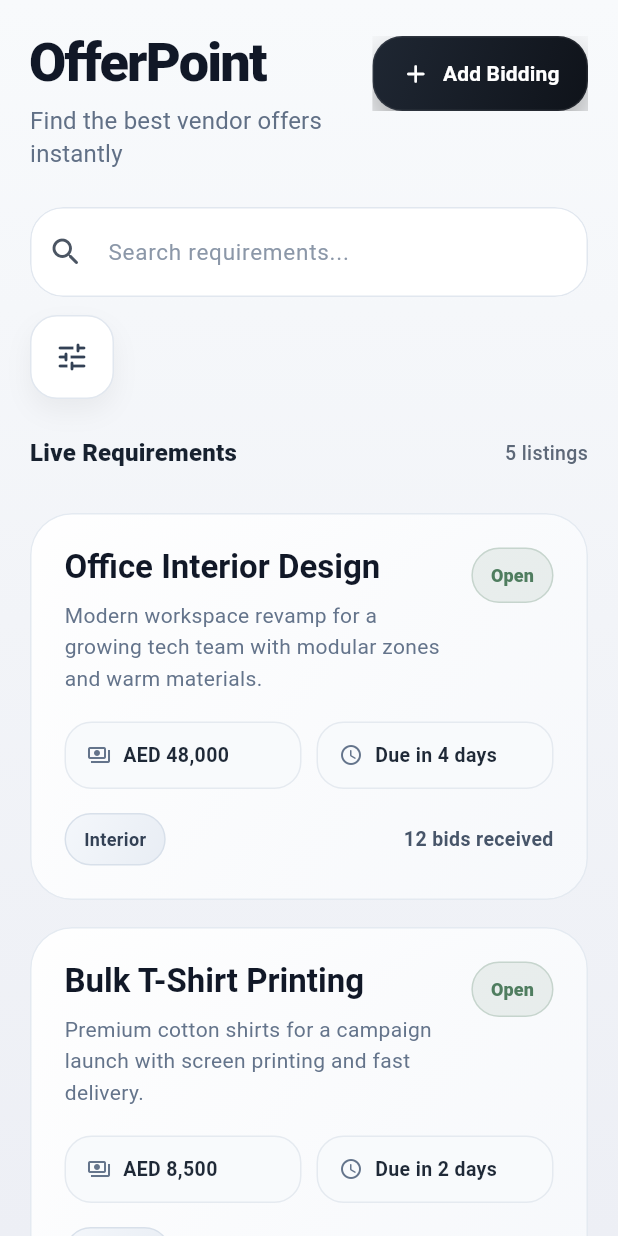
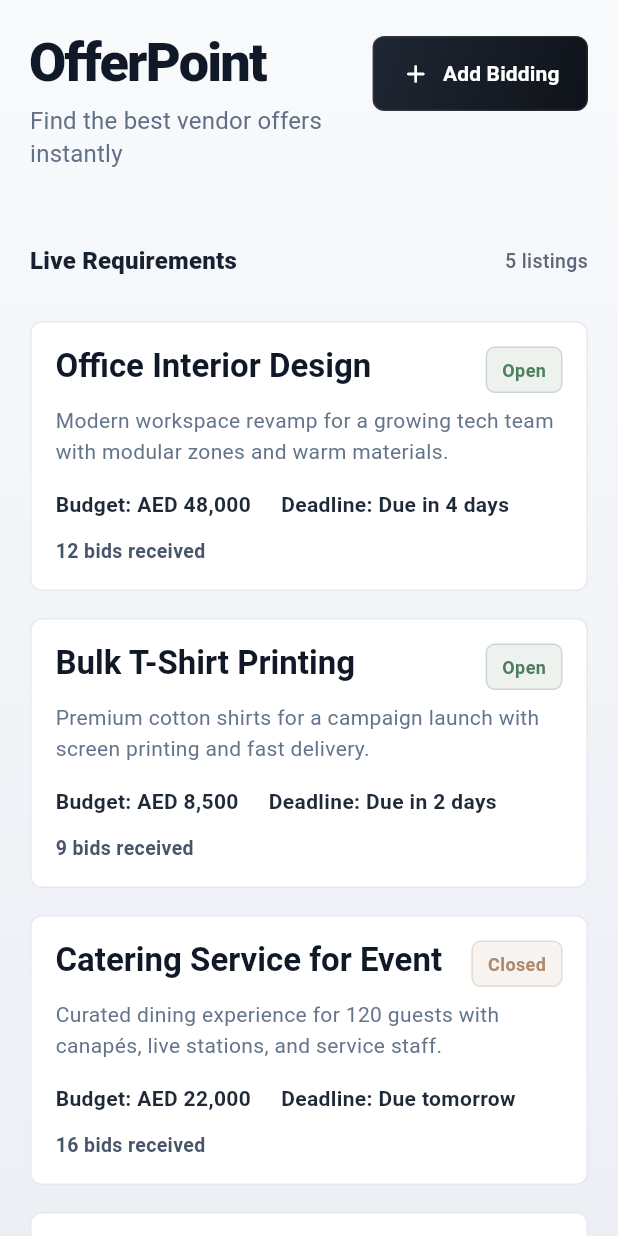
Before and after one commit to Bhargav314Nimavat/flutter-ebidding-project-, a Flutter app: the OfferPointHomeScreen screen opened directly, on a phone screen of 412 x 824 dp. Run offline on Flutter 3.47's test engine with Material 3 defaults, Android fonts, the light colour scheme and no system bars.

Commit message:
Refactor UI: add AddBidding, simplify BiddingCard
Add AddBidding page and FragmentPlaceholder widgets; update navigation and simplify UI components. OfferPointHomeScreen: import AddBidding, remove SearchFilterBar, update add-bidding button to navigate to AddBidding and adjust styling (smaller radius, removed heavy shadow). BiddingCard: converted from StatefulWidget to StatelessWidget, removed complex glassmorphism/animation and several helper widgets, and replaced with a simpler, cleaner card layout showing title, status, description, budget, deadline, and bid count. main.dart: replace previous app/splash wiring with a minimal MyApp that uses FragmentPlaceholder as home. These changes streamline the UI and add a basic page/navigation scaffold for future work.

```diff
--- /dev/null
+++ b/aution_bidding/lib/features/home/presentation/pages/addbiddin.dart
@@ -0,0 +1,14 @@
+import 'package:flutter/material.dart';
+
+class AddBidding extends StatelessWidget {
+  const AddBidding({super.key});
+
+  @override
+  Widget build(BuildContext context) {
+    return Scaffold(
+      appBar: AppBar(
+        title: const Text('Add Bidding'),
+      ),
+    );
+  }
+}
--- a/aution_bidding/lib/features/home/presentation/pages/offer_point_home_screen.dart
+++ b/aution_bidding/lib/features/home/presentation/pages/offer_point_home_screen.dart
@@ -1,5 +1,6 @@
 import 'dart:ui';
 
+import 'package:auction/features/home/presentation/pages/addbiddin.dart';
 import 'package:flutter/material.dart';
 
 import '../widgets/bidding_card.dart';
@@ -116,7 +117,6 @@ class OfferPointHomeScreen extends StatelessWidget {
                             ],
                           ),
                           const SizedBox(height: 24),
-                          const SearchFilterBar(),
                           const SizedBox(height: 24),
                           Row(
                             mainAxisAlignment: MainAxisAlignment.spaceBetween,
@@ -217,8 +217,13 @@ class _AddBiddingButton extends StatelessWidget {
     return Material(
       color: Colors.transparent,
       child: InkWell(
-        onTap: onTap,
-        borderRadius: BorderRadius.circular(20),
+        onTap: (){
+          Navigator.push(
+            context,
+            MaterialPageRoute(builder: (context) => const AddBidding())
+          );
+        },
+        borderRadius: BorderRadius.circular(8),
         child: Ink(
           decoration: BoxDecoration(
             gradient: const LinearGradient(
@@ -229,14 +234,7 @@ class _AddBiddingButton extends StatelessWidget {
                 Color(0xFF0F131A),
               ],
             ),
-            borderRadius: BorderRadius.circular(20),
-            boxShadow: <BoxShadow>[
-              BoxShadow(
-                color: Colors.black.withOpacity(0.35),
-                blurRadius: 22,
-                offset: const Offset(0, 12),
-              ),
-            ],
+            borderRadius: BorderRadius.circular(8),
             border: Border.all(
               color: Colors.white.withOpacity(0.08),
             ),
--- a/aution_bidding/lib/features/home/presentation/widgets/bidding_card.dart
+++ b/aution_bidding/lib/features/home/presentation/widgets/bidding_card.dart
@@ -1,5 +1,3 @@
-import 'dart:ui';
-
 import 'package:flutter/material.dart';
 
 class BiddingListing {
@@ -24,7 +22,7 @@ class BiddingListing {
   final bool isClosed;
 }
 
-class BiddingCard extends StatefulWidget {
+class BiddingCard extends StatelessWidget {
   const BiddingCard({
     super.key,
     required this.listing,
@@ -35,134 +33,91 @@ class BiddingCard extends StatefulWidget {
   final int animationDelay;
 
   @override
-  State<BiddingCard> createState() => _BiddingCardState();
-}
-
-class _BiddingCardState extends State<BiddingCard> {
-  bool _isPressed = false;
-
-  @override
   Widget build(BuildContext context) {
-    final BiddingListing listing = widget.listing;
+    final BiddingListing listing = this.listing;
     final bool isClosed = listing.isClosed;
     final Color statusColor = isClosed
         ? const Color(0xFFB08968)
         : const Color(0xFF4F7D5F);
-    final Color cardBorder = const Color(0xFFE4EAF1);
-    final Color surfaceTop = Colors.white;
-    final Color surfaceBottom = const Color(0xFFF7F9FC);
 
-    // Subtle motion and blur give the cards a premium glassmorphism feel.
-    return TweenAnimationBuilder<double>(
-      tween: Tween<double>(begin: 0, end: 1),
-      duration: Duration(milliseconds: 520 + widget.animationDelay),
-      curve: Curves.easeOutCubic,
-      builder: (BuildContext context, double value, Widget? child) {
-        return Transform.translate(
-          offset: Offset(0, 18 * (1 - value)),
-          child: Opacity(
-            opacity: value,
-            child: child,
+    // Simple and clean card design
+    return Container(
+      decoration: BoxDecoration(
+        color: Colors.white,
+        borderRadius: BorderRadius.circular(8),
+        border: Border.all(
+          color: const Color(0xFFE4EAF1),
         ),
-        );
-      },
-      child: GestureDetector(
-        onTapDown: (_) => setState(() => _isPressed = true),
-        onTapCancel: () => setState(() => _isPressed = false),
-        onTapUp: (_) => setState(() => _isPressed = false),
-        child: AnimatedScale(
-          scale: _isPressed ? 0.985 : 1,
-          duration: const Duration(milliseconds: 140),
-          curve: Curves.easeOut,
-          child: ClipRRect(
-            borderRadius: BorderRadius.circular(28),
-            child: BackdropFilter(
-              filter: ImageFilter.blur(sigmaX: 14, sigmaY: 14),
-              child: Container(
-                decoration: BoxDecoration(
-                  gradient: LinearGradient(
-                    begin: Alignment.topLeft,
-                    end: Alignment.bottomRight,
-                    colors: <Color>[
-                      surfaceTop.withOpacity(0.96),
-                      surfaceBottom.withOpacity(0.96),
-                    ],
-                  ),
-                  borderRadius: BorderRadius.circular(28),
-                  border: Border.all(
-                    color: cardBorder,
-                  ),
-                  boxShadow: <BoxShadow>[
-                    BoxShadow(
-                      color: Colors.black.withOpacity(0.06),
-                      blurRadius: 24,
-                      offset: const Offset(0, 14),
-                    ),
-                  ],
       ),
       child: Padding(
-                  padding: const EdgeInsets.all(22),
+        padding: const EdgeInsets.all(16),
         child: Column(
           crossAxisAlignment: CrossAxisAlignment.start,
           children: <Widget>[
             Row(
+              mainAxisAlignment: MainAxisAlignment.spaceBetween,
               crossAxisAlignment: CrossAxisAlignment.start,
               children: <Widget>[
                 Expanded(
-                            child: Column(
-                              crossAxisAlignment: CrossAxisAlignment.start,
-                              children: <Widget>[
-                                Text(
+                  child: Text(
                     listing.title,
-                                  style: Theme.of(context)
-                                      .textTheme
-                                      .titleLarge
-                                      ?.copyWith(
+                    style: Theme.of(context).textTheme.titleLarge?.copyWith(
                           color: const Color(0xFF111827),
                           fontWeight: FontWeight.w700,
                           height: 1.15,
                         ),
                   ),
-                                const SizedBox(height: 10),
+                ),
+                const SizedBox(width: 12),
+                Container(
+                  padding: const EdgeInsets.symmetric(horizontal: 10, vertical: 6),
+                  decoration: BoxDecoration(
+                    color: statusColor.withOpacity(0.10),
+                    borderRadius: BorderRadius.circular(6),
+                    border: Border.all(color: statusColor.withOpacity(0.22)),
+                  ),
+                  child: Text(
+                    listing.status,
+                    style: TextStyle(
+                      color: statusColor,
+                      fontSize: 12,
+                      fontWeight: FontWeight.w700,
+                    ),
+                  ),
+                ),
+              ],
+            ),
+            const SizedBox(height: 8),
             Text(
               listing.description,
-                                  style: Theme.of(context)
-                                      .textTheme
-                                      .bodyMedium
-                                      ?.copyWith(
+              style: Theme.of(context).textTheme.bodyMedium?.copyWith(
                     color: const Color(0xFF64748B),
                     height: 1.5,
                   ),
             ),
-                              ],
+            const SizedBox(height: 14),
+            Row(
+              children: <Widget>[
+                Text(
+                  'Budget: ${listing.budget}',
+                  style: const TextStyle(
+                    color: Color(0xFF1F2937),
+                    fontSize: 14,
+                    fontWeight: FontWeight.w600,
                   ),
                 ),
-                          const SizedBox(width: 12),
-                          _StatusBadge(
-                            label: listing.status,
-                            color: statusColor,
+                const SizedBox(width: 20),
+                Text(
+                  'Deadline: ${listing.deadline}',
+                  style: const TextStyle(
+                    color: Color(0xFF1F2937),
+                    fontSize: 14,
+                    fontWeight: FontWeight.w600,
+                  ),
                 ),
               ],
             ),
-                      const SizedBox(height: 18),
-                      Row(
-                        children: <Widget>[
-                          _InfoPill(
-                            icon: Icons.payments_outlined,
-                            label: listing.budget,
-                          ),
-                          const SizedBox(width: 10),
-                          _InfoPill(
-                            icon: Icons.schedule_rounded,
-                            label: listing.deadline,
-                          ),
-                        ],
-                      ),
-                      const SizedBox(height: 16),
-                      Row(
-                        children: <Widget>[
-                          _CategoryBadge(label: listing.category),
-                          const Spacer(),
+            const SizedBox(height: 12),
             Text(
               '${listing.bidsReceived} bids received',
               style: const TextStyle(
@@ -173,120 +128,7 @@ class _BiddingCardState extends State<BiddingCard> {
             ),
           ],
         ),
-                    ],
-                  ),
-                ),
-              ),
-            ),
-          ),
-        ),
       ),
     );
   }
 }
-
-class _InfoPill extends StatelessWidget {
-  const _InfoPill({required this.icon, required this.label});
-
-  final IconData icon;
-  final String label;
-
-  @override
-  Widget build(BuildContext context) {
-    return Expanded(
-      child: Container(
-        padding: const EdgeInsets.symmetric(horizontal: 14, vertical: 12),
-        decoration: BoxDecoration(
-          color: const Color(0xFFF8FAFC),
-          borderRadius: BorderRadius.circular(18),
-          border: Border.all(
-            color: const Color(0xFFE5EAF0),
-          ),
-        ),
-        child: Row(
-          children: <Widget>[
-            Icon(
-              icon,
-              size: 16,
-              color: const Color(0xFF64748B),
-            ),
-            const SizedBox(width: 8),
-            Expanded(
-              child: Text(
-                label,
-                maxLines: 1,
-                overflow: TextOverflow.ellipsis,
-                style: const TextStyle(
-                  color: Color(0xFF1F2937),
-                  fontSize: 13,
-                  fontWeight: FontWeight.w600,
-                ),
-              ),
-            ),
-          ],
-        ),
-      ),
-    );
-  }
-}
-
-class _CategoryBadge extends StatelessWidget {
-  const _CategoryBadge({required this.label});
-
-  final String label;
-
-  @override
-  Widget build(BuildContext context) {
-    return Container(
-      padding: const EdgeInsets.symmetric(horizontal: 12, vertical: 8),
-      decoration: BoxDecoration(
-        gradient: const LinearGradient(
-          begin: Alignment.topLeft,
-          end: Alignment.bottomRight,
-          colors: <Color>[
-            Color(0xFFF4F7FB),
-            Color(0xFFE8EDF4),
-          ],
-        ),
-        borderRadius: BorderRadius.circular(999),
-        border: Border.all(color: const Color(0xFFD8E0EA)),
-      ),
-      child: Text(
-        label,
-        style: const TextStyle(
-          color: Color(0xFF334155),
-          fontSize: 12,
-          fontWeight: FontWeight.w700,
-        ),
-      ),
-    );
-  }
-}
-
-class _StatusBadge extends StatelessWidget {
-  const _StatusBadge({required this.label, required this.color});
-
-  final String label;
-  final Color color;
-
-  @override
-  Widget build(BuildContext context) {
-    return Container(
-      padding: const EdgeInsets.symmetric(horizontal: 12, vertical: 9),
-      decoration: BoxDecoration(
-        color: color.withOpacity(0.10),
-        borderRadius: BorderRadius.circular(999),
-        border: Border.all(color: color.withOpacity(0.22)),
-      ),
-      child: Text(
-        label,
-        style: TextStyle(
-          color: color,
-          fontSize: 12,
-          fontWeight: FontWeight.w800,
-          letterSpacing: 0.1,
-        ),
-      ),
-    );
-  }
-}
--- /dev/null
+++ b/aution_bidding/lib/features/home/presentation/widgets/fragment_placeholder.dart
@@ -0,0 +1,10 @@
+import 'package:flutter/material.dart';
+
+class FragmentPlaceholder extends StatelessWidget {
+  const FragmentPlaceholder({super.key});
+
+  @override
+  Widget build(BuildContext context) {
+    return const Placeholder();
+  }
+}
--- a/aution_bidding/lib/main.dart
+++ b/aution_bidding/lib/main.dart
@@ -1,28 +1,16 @@
 import 'package:flutter/material.dart';
-
-import 'screens/splash_screen.dart';
+import 'features/home/presentation/widgets/fragment_placeholder.dart';
 
 void main() {
-  runApp(const BidSyncApp());
+  runApp(MyApp());
 }
 
-class BidSyncApp extends StatelessWidget {
-  const BidSyncApp({super.key});
-
+class MyApp extends StatelessWidget {
   @override
   Widget build(BuildContext context) {
     return MaterialApp(
       debugShowCheckedModeBanner: false,
-      title: 'BidSync',
-      theme: ThemeData(
-        useMaterial3: true,
-        brightness: Brightness.light,
-        colorScheme: ColorScheme.fromSeed(
-          seedColor: const Color(0xFF0057B8),
-          brightness: Brightness.light,
-        ),
-      ),
-      home: const SplashScreen(),
+      home: FragmentPlaceholder(),
     );
   }
 }
```
Lines whose indentation alone changed are shown as unchanged.
